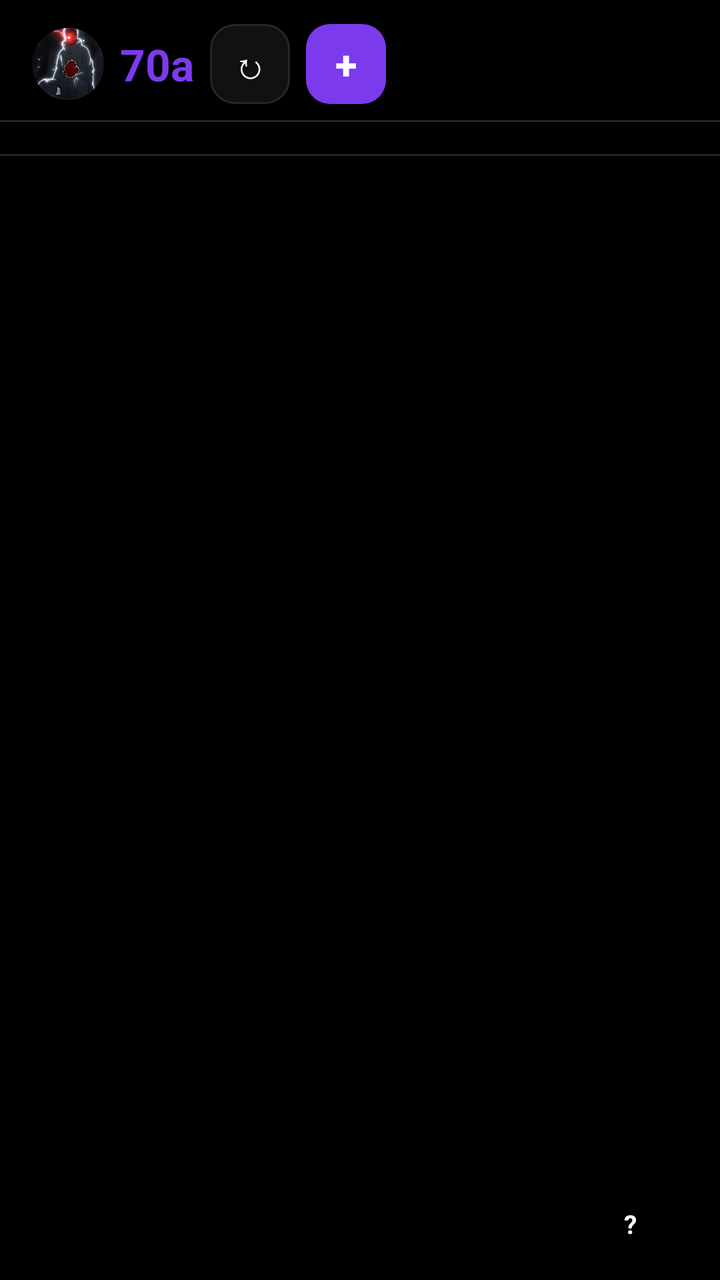
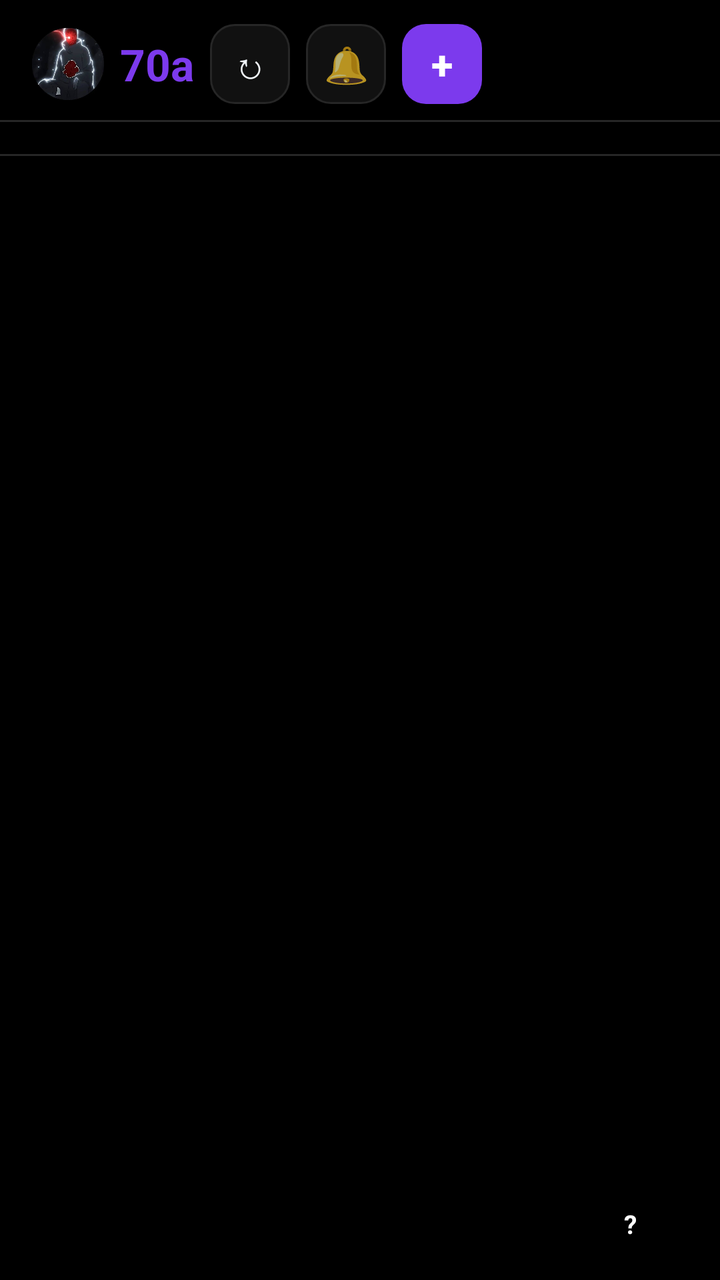

Two renders of the same Android screen: before a commit and after it. Below are the layout's source before the change and the commit's diff.
<!-- AndroidManifest.xml: application theme Theme.PicStory -->
<!-- res/layout/activity_home.xml -->
<?xml version="1.0" encoding="utf-8"?>
<LinearLayout xmlns:android="http://schemas.android.com/apk/res/android"
    android:layout_width="match_parent"
    android:layout_height="match_parent"
    android:background="@color/background"
    android:orientation="vertical">

    
    <LinearLayout
        android:layout_width="match_parent"
        android:layout_height="wrap_content"
        android:gravity="center_vertical"
        android:orientation="horizontal"
        android:paddingStart="16dp"
        android:paddingEnd="16dp"
        android:paddingTop="12dp"
        android:paddingBottom="8dp">

        <ImageView
            android:layout_width="36dp"
            android:layout_height="36dp"
            android:src="@drawable/logo"
            android:contentDescription="70a logo" />

        <TextView
            android:layout_width="wrap_content"
            android:layout_height="wrap_content"
            android:layout_marginStart="8dp"
            android:text="@string/app_name"
            android:textColor="@color/colorPrimary"
            android:textSize="22sp"
            android:textStyle="bold" />

        <TextView
            android:id="@+id/tvStatus"
            android:layout_width="0dp"
            android:layout_height="wrap_content"
            android:layout_marginStart="12dp"
            android:layout_weight="1"
            android:gravity="end"
            android:textColor="@color/textSecondary"
            android:textSize="13sp"
            android:visibility="gone" />

        <Button
            android:id="@+id/btnRefresh"
            android:layout_width="40dp"
            android:layout_height="40dp"
            android:layout_marginStart="8dp"
            android:background="@drawable/edit_bg"
            android:text="↻"
            android:textColor="@color/textPrimary"
            android:textSize="18sp" />

        <Button
            android:id="@+id/btnCreate"
            android:layout_width="40dp"
            android:layout_height="40dp"
            android:layout_marginStart="8dp"
            android:background="@drawable/btn_primary"
            android:text="+"
            android:textColor="@color/white"
            android:textSize="20sp"
            android:textStyle="bold" />
    </LinearLayout>

    <View
        android:layout_width="match_parent"
        android:layout_height="1dp"
        android:background="@color/divider" />

    
    <LinearLayout
        android:id="@+id/tabHome"
        android:layout_width="match_parent"
        android:layout_height="0dp"
        android:layout_weight="1"
        android:orientation="vertical">

        <HorizontalScrollView
            android:layout_width="match_parent"
            android:layout_height="wrap_content"
            android:paddingTop="8dp"
            android:paddingBottom="8dp"
            android:scrollbars="none">

            <LinearLayout
                android:id="@+id/storyRow"
                android:layout_width="wrap_content"
                android:layout_height="wrap_content"
                android:orientation="horizontal"
                android:paddingStart="8dp"
                android:paddingEnd="8dp" />
        </HorizontalScrollView>

        <View
            android:layout_width="match_parent"
            android:layout_height="1dp"
            android:background="@color/divider" />

        <ListView
            android:id="@+id/lvFeed"
            android:layout_width="match_parent"
            android:layout_height="match_parent"
            android:divider="@color/divider"
            android:dividerHeight="1dp" />

        <TextView
            android:id="@+id/tvEmptyFeed"
            android:layout_width="match_parent"
            android:layout_height="match_parent"
            android:gravity="center"
            android:padding="32dp"
            android:text="@string/empty_feed"
            android:textColor="@color/textSecondary"
            android:textSize="15sp"
            android:visibility="gone" />
    </LinearLayout>

    
    <LinearLayout
        android:id="@+id/tabExplore"
        android:layout_width="match_parent"
        android:layout_height="0dp"
        android:layout_weight="1"
        android:orientation="vertical"
        android:visibility="gone">

        <EditText
            android:id="@+id/etSearch"
            android:layout_width="match_parent"
            android:layout_height="52dp"
            android:layout_margin="12dp"
            android:background="@drawable/edit_bg"
            android:hint="@string/search_username"
            android:inputType="text"
            android:paddingStart="16dp"
            android:paddingEnd="16dp"
            android:textColor="@color/textPrimary"
            android:textColorHint="@color/textSecondary" />

        <ListView
            android:id="@+id/lvUsers"
            android:layout_width="match_parent"
            android:layout_height="wrap_content"
            android:divider="@color/divider"
            android:dividerHeight="1dp"
            android:visibility="gone" />

        <TextView
            android:id="@+id/tvNoUsers"
            android:layout_width="match_parent"
            android:layout_height="wrap_content"
            android:gravity="center"
            android:padding="24dp"
            android:text="@string/search_hint"
            android:textColor="@color/textSecondary"
            android:textSize="15sp"
            android:visibility="gone" />
    </LinearLayout>

    
    <ScrollView
        android:id="@+id/tabProfile"
        android:layout_width="match_parent"
        android:layout_height="0dp"
        android:layout_weight="1"
        android:visibility="gone">

        <include layout="@layout/profile_content" />
    </ScrollView>

    
    <LinearLayout
        android:layout_width="match_parent"
        android:layout_height="56dp"
        android:background="@color/surface"
        android:orientation="horizontal">

        <ImageButton
            android:id="@+id/navHome"
            android:layout_width="0dp"
            android:layout_height="match_parent"
            android:layout_weight="1"
            android:background="?android:attr/selectableItemBackground"
            android:contentDescription="Home"
            android:scaleType="centerInside"
            android:src="@drawable/ic_nav_home" />

        <ImageButton
            android:id="@+id/navExplore"
            android:layout_width="0dp"
            android:layout_height="match_parent"
            android:layout_weight="1"
            android:background="?android:attr/selectableItemBackground"
            android:contentDescription="Explore"
            android:scaleType="centerInside"
            android:src="@drawable/ic_nav_search" />

        
        <FrameLayout
            android:id="@+id/navMessages"
            android:layout_width="0dp"
            android:layout_height="match_parent"
            android:layout_weight="1"
            android:background="?android:attr/selectableItemBackground"
            android:contentDescription="Messages">

            <FrameLayout
                android:layout_width="wrap_content"
                android:layout_height="wrap_content"
                android:layout_gravity="center">

                <ImageButton
                    android:id="@+id/ivNavMessages"
                    android:layout_width="40dp"
                    android:layout_height="40dp"
                    android:background="@android:color/transparent"
                    android:clickable="false"
                    android:contentDescription="Messages"
                    android:focusable="false"
                    android:scaleType="centerInside"
                    android:src="@drawable/ic_nav_send" />

                <View
                    android:id="@+id/vUnreadDot"
                    android:layout_width="12dp"
                    android:layout_height="12dp"
                    android:layout_gravity="top|end"
                    android:background="@drawable/dot_red"
                    android:clickable="false"
                    android:visibility="gone" />
            </FrameLayout>
        </FrameLayout>

        <FrameLayout
            android:id="@+id/navProfile"
            android:layout_width="0dp"
            android:layout_height="match_parent"
            android:layout_weight="1"
            android:background="?android:attr/selectableItemBackground"
            android:contentDescription="Profile">

            <TextView
                android:id="@+id/navProfileAvatar"
                android:layout_width="32dp"
                android:layout_height="32dp"
                android:layout_gravity="center"
                android:gravity="center"
                android:text="?"
                android:textColor="@color/white"
                android:textSize="13sp"
                android:textStyle="bold" />

            <ImageView
                android:id="@+id/ivNavProfilePhoto"
                android:layout_width="32dp"
                android:layout_height="32dp"
                android:layout_gravity="center"
                android:contentDescription="Profile photo"
                android:visibility="gone" />
        </FrameLayout>
    </LinearLayout>
</LinearLayout>
<!-- res/layout/profile_content.xml (included above) -->
<?xml version="1.0" encoding="utf-8"?>
<LinearLayout xmlns:android="http://schemas.android.com/apk/res/android"
    android:layout_width="match_parent"
    android:layout_height="wrap_content"
    android:orientation="vertical"
    android:padding="16dp">

    <LinearLayout
        android:layout_width="match_parent"
        android:layout_height="wrap_content"
        android:gravity="center_vertical"
        android:orientation="horizontal">

        <TextView
            android:id="@+id/tvAvatar"
            android:layout_width="72dp"
            android:layout_height="72dp"
            android:background="@drawable/avatar_circle"
            android:gravity="center"
            android:text="?"
            android:textColor="@color/white"
            android:textSize="26sp"
            android:textStyle="bold" />

        <ImageView
            android:id="@+id/ivAvatar"
            android:layout_width="72dp"
            android:layout_height="72dp"
            android:contentDescription="Profile photo"
            android:visibility="gone" />

        <LinearLayout
            android:layout_width="0dp"
            android:layout_height="wrap_content"
            android:layout_marginStart="16dp"
            android:layout_weight="1"
            android:orientation="horizontal">

            <LinearLayout
                android:id="@+id/statPosts"
                android:layout_width="0dp"
                android:layout_height="wrap_content"
                android:layout_weight="1"
                android:gravity="center"
                android:orientation="vertical">

                <TextView
                    android:id="@+id/tvPostsCount"
                    android:layout_width="wrap_content"
                    android:layout_height="wrap_content"
                    android:text="0"
                    android:textColor="@color/textPrimary"
                    android:textSize="18sp"
                    android:textStyle="bold" />

                <TextView
                    android:layout_width="wrap_content"
                    android:layout_height="wrap_content"
                    android:text="@string/posts"
                    android:textColor="@color/textSecondary"
                    android:textSize="13sp" />
            </LinearLayout>

            <LinearLayout
                android:id="@+id/statFollowers"
                android:layout_width="0dp"
                android:layout_height="wrap_content"
                android:layout_weight="1"
                android:gravity="center"
                android:orientation="vertical">

                <TextView
                    android:id="@+id/tvFollowersCount"
                    android:layout_width="wrap_content"
                    android:layout_height="wrap_content"
                    android:text="0"
                    android:textColor="@color/textPrimary"
                    android:textSize="18sp"
                    android:textStyle="bold" />

                <TextView
                    android:layout_width="wrap_content"
                    android:layout_height="wrap_content"
                    android:text="@string/followers"
                    android:textColor="@color/textSecondary"
                    android:textSize="13sp" />
            </LinearLayout>

            <LinearLayout
                android:id="@+id/statFollowing"
                android:layout_width="0dp"
                android:layout_height="wrap_content"
                android:layout_weight="1"
                android:gravity="center"
                android:orientation="vertical">

                <TextView
                    android:id="@+id/tvFollowingCount"
                    android:layout_width="wrap_content"
                    android:layout_height="wrap_content"
                    android:text="0"
                    android:textColor="@color/textPrimary"
                    android:textSize="18sp"
                    android:textStyle="bold" />

                <TextView
                    android:layout_width="wrap_content"
                    android:layout_height="wrap_content"
                    android:text="@string/following"
                    android:textColor="@color/textSecondary"
                    android:textSize="13sp" />
            </LinearLayout>
        </LinearLayout>
    </LinearLayout>

    
    <LinearLayout
        android:layout_width="match_parent"
        android:layout_height="wrap_content"
        android:layout_marginTop="12dp"
        android:orientation="vertical">

        <TextView
            android:id="@+id/tvName"
            android:layout_width="wrap_content"
            android:layout_height="wrap_content"
            android:text=""
            android:textColor="@color/textPrimary"
            android:textSize="18sp"
            android:textStyle="bold" />

        <TextView
            android:id="@+id/tvUsername"
            android:layout_width="wrap_content"
            android:layout_height="wrap_content"
            android:text=""
            android:textColor="@color/textSecondary"
            android:textSize="14sp" />

        <TextView
            android:id="@+id/tvBio"
            android:layout_width="match_parent"
            android:layout_height="wrap_content"
            android:layout_marginTop="6dp"
            android:text=""
            android:textColor="@color/textPrimary"
            android:textSize="14sp" />
    </LinearLayout>

    <Button
        android:id="@+id/btnMusic"
        android:layout_width="wrap_content"
        android:layout_height="44dp"
        android:layout_marginTop="12dp"
        android:background="@drawable/edit_bg"
        android:text="▶ Play music"
        android:textColor="@color/textPrimary"
        android:textStyle="bold"
        android:visibility="gone" />

    <LinearLayout
        android:layout_width="match_parent"
        android:layout_height="wrap_content"
        android:layout_marginTop="12dp"
        android:orientation="horizontal">

        <Button
            android:id="@+id/btnFollow"
            android:layout_width="0dp"
            android:layout_height="44dp"
            android:layout_weight="1"
            android:background="@drawable/btn_primary"
            android:text="@string/follow"
            android:textColor="@color/white"
            android:textStyle="bold"
            android:visibility="gone" />

        <Button
            android:id="@+id/btnMessage"
            android:layout_width="0dp"
            android:layout_height="44dp"
            android:layout_marginStart="8dp"
            android:layout_weight="1"
            android:background="@drawable/btn_primary"
            android:text="✉ Message"
            android:textColor="@color/white"
            android:textStyle="bold"
            android:visibility="gone" />

        <Button
            android:id="@+id/btnEditProfile"
            android:layout_width="0dp"
            android:layout_height="44dp"
            android:layout_weight="1"
            android:background="@drawable/edit_bg"
            android:text="@string/edit_profile"
            android:textColor="@color/textPrimary"
            android:textStyle="bold"
            android:visibility="gone" />

        <Button
            android:id="@+id/btnNewHighlight"
            android:layout_width="0dp"
            android:layout_height="44dp"
            android:layout_marginStart="8dp"
            android:layout_weight="1"
            android:background="@drawable/edit_bg"
            android:text="@string/new_highlight"
            android:textColor="@color/textPrimary"
            android:textStyle="bold"
            android:visibility="gone" />
    </LinearLayout>

    <LinearLayout
        android:layout_width="match_parent"
        android:layout_height="wrap_content"
        android:layout_marginTop="8dp"
        android:orientation="horizontal">

        <Button
            android:id="@+id/btnSettings"
            android:layout_width="0dp"
            android:layout_height="44dp"
            android:layout_weight="1"
            android:background="@drawable/edit_bg"
            android:text="@string/settings"
            android:textColor="@color/textPrimary"
            android:textStyle="bold"
            android:visibility="gone" />

        <Button
            android:id="@+id/btnLogout"
            android:layout_width="0dp"
            android:layout_height="44dp"
            android:layout_marginStart="8dp"
            android:layout_weight="1"
            android:background="@drawable/edit_bg"
            android:text="@string/logout"
            android:textColor="@color/danger"
            android:textStyle="bold"
            android:visibility="gone" />
    </LinearLayout>

    <TextView
        android:layout_width="wrap_content"
        android:layout_height="wrap_content"
        android:layout_marginTop="20dp"
        android:text="@string/highlights"
        android:textColor="@color/textPrimary"
        android:textSize="15sp"
        android:textStyle="bold" />

    <HorizontalScrollView
        android:layout_width="match_parent"
        android:layout_height="wrap_content"
        android:layout_marginTop="8dp"
        android:scrollbars="none">

        <LinearLayout
            android:id="@+id/highlightsRow"
            android:layout_width="wrap_content"
            android:layout_height="wrap_content"
            android:orientation="horizontal" />
    </HorizontalScrollView>

    <TextView
        android:id="@+id/tvNoHighlights"
        android:layout_width="match_parent"
        android:layout_height="wrap_content"
        android:layout_marginTop="4dp"
        android:text="@string/no_highlights"
        android:textColor="@color/textSecondary"
        android:textSize="13sp"
        android:visibility="gone" />

    <TextView
        android:layout_width="wrap_content"
        android:layout_height="wrap_content"
        android:layout_marginTop="20dp"
        android:text="@string/posts_title"
        android:textColor="@color/textPrimary"
        android:textSize="15sp"
        android:textStyle="bold" />

    <GridView
        android:id="@+id/gvPosts"
        android:layout_width="match_parent"
        android:layout_height="wrap_content"
        android:layout_marginTop="8dp"
        android:horizontalSpacing="2dp"
        android:numColumns="3"
        android:scrollbars="none"
        android:stretchMode="columnWidth"
        android:verticalSpacing="2dp" />

    <TextView
        android:id="@+id/tvEmptyPosts"
        android:layout_width="match_parent"
        android:layout_height="wrap_content"
        android:gravity="center"
        android:padding="24dp"
        android:text="@string/no_posts"
        android:textColor="@color/textSecondary"
        android:textSize="14sp"
        android:visibility="gone" />
</LinearLayout>
<!-- resources referenced by this layout -->
<resources>
  <color name="background">#000000</color>
  <color name="colorPrimary">#7C3AED</color>
  <color name="danger">#F87171</color>
  <color name="divider">#262626</color>
  <color name="surface">#000000</color>
  <color name="textPrimary">#F1F5F9</color>
  <color name="textSecondary">#94A3B8</color>
  <color name="white">#FFFFFF</color>
  <!-- drawable avatar_circle (drawable) -->
  <?xml version="1.0" encoding="utf-8"?>
  <shape xmlns:android="http://schemas.android.com/apk/res/android"
      android:shape="oval">
      <solid android:color="@color/colorPrimary" />
  </shape>
  <!-- drawable btn_primary (drawable) -->
  <?xml version="1.0" encoding="utf-8"?>
  <shape xmlns:android="http://schemas.android.com/apk/res/android"
      android:shape="rectangle">
      <solid android:color="@color/colorPrimary" />
      <corners android:radius="12dp" />
  </shape>
  <!-- drawable dot_red (drawable) -->
  <?xml version="1.0" encoding="utf-8"?>
  <shape xmlns:android="http://schemas.android.com/apk/res/android"
      android:shape="oval">
      <solid android:color="@color/danger" />
  </shape>
  <!-- drawable edit_bg (drawable) -->
  <?xml version="1.0" encoding="utf-8"?>
  <shape xmlns:android="http://schemas.android.com/apk/res/android"
      android:shape="rectangle">
      <solid android:color="@color/card" />
      <stroke android:width="1dp" android:color="@color/divider" />
      <corners android:radius="12dp" />
  </shape>
  <!-- drawable ic_nav_home (drawable) -->
  <?xml version="1.0" encoding="utf-8"?>
  <vector xmlns:android="http://schemas.android.com/apk/res/android"
      android:width="28dp"
      android:height="28dp"
      android:viewportWidth="24"
      android:viewportHeight="24">
      <path
          android:fillColor="#000000"
          android:pathData="M12,3 L22,11 L20.5,12.5 L19,11.2 V21 H14.5 V14.5 H9.5 V21 H5 V11.2 L3.5,12.5 L2,11 Z" />
  </vector>
  <!-- drawable ic_nav_send (drawable) -->
  <?xml version="1.0" encoding="utf-8"?>
  <vector xmlns:android="http://schemas.android.com/apk/res/android"
      android:width="28dp"
      android:height="28dp"
      android:viewportWidth="24"
      android:viewportHeight="24">
      <path
          android:fillColor="#000000"
          android:pathData="M2.5,21.5 L22.5,12 L2.5,2.5 L2.5,10 L17,12 L2.5,14 Z" />
  </vector>
  <string name="app_name">70a</string>
  <string name="edit_profile">Edit Profile</string>
  <string name="empty_feed">Follow people to see their photos — try Explore.</string>
  <string name="follow">Follow</string>
  <string name="followers">followers</string>
  <string name="following">following</string>
  <string name="highlights">Highlights</string>
  <string name="logout">Log Out</string>
  <string name="new_highlight">New Highlight</string>
  <string name="no_highlights">No highlights yet — save your stories into one.</string>
  <string name="no_posts">No posts yet.</string>
  <string name="posts">posts</string>
  <string name="posts_title">Posts</string>
  <string name="search_hint">Type a username to search for people</string>
  <string name="search_username">Search username</string>
  <string name="settings">Settings</string>
  <color name="card">#111111</color>
  <color name="colorPrimaryDark">#5B21B6</color>
  <color name="colorAccent">#FBBF24</color>
  <!-- unchanged entries left out for length: 3 -->
</resources>

<!-- the commit's change to res/layout/activity_home.xml (unified diff, before → after) -->
@@ -51,6 +51,37 @@
             android:text="↻"
             android:textColor="@color/textPrimary"
             android:textSize="18sp" />
+
+        
+        <FrameLayout
+            android:id="@+id/flBell"
+            android:layout_width="40dp"
+            android:layout_height="40dp"
+            android:layout_marginStart="8dp"
+            android:background="@drawable/edit_bg"
+            android:contentDescription="Notifications">
+
+            <TextView
+                android:id="@+id/tvBell"
+                android:layout_width="40dp"
+                android:layout_height="40dp"
+                android:gravity="center"
+                android:text="🔔"
+                android:textSize="18sp" />
+
+            <TextView
+                android:id="@+id/tvNotifBadge"
+                android:layout_width="18dp"
+                android:layout_height="18dp"
+                android:layout_gravity="top|end"
+                android:background="@drawable/badge_red"
+                android:gravity="center"
+                android:text="0"
+                android:textColor="@color/white"
+                android:textSize="10sp"
+                android:textStyle="bold"
+                android:visibility="gone" />
+        </FrameLayout>
 
         <Button
             android:id="@+id/btnCreate"
@@ -125,6 +156,25 @@
         android:layout_weight="1"
         android:orientation="vertical"
         android:visibility="gone">
+
+        <TextView
+            android:layout_width="match_parent"
+            android:layout_height="wrap_content"
+            android:layout_marginStart="16dp"
+            android:layout_marginTop="16dp"
+            android:text="@string/search_title"
+            android:textColor="@color/textPrimary"
+            android:textSize="20sp"
+            android:textStyle="bold" />
+
+        <TextView
+            android:layout_width="match_parent"
+            android:layout_height="wrap_content"
+            android:layout_marginStart="16dp"
+            android:layout_marginTop="4dp"
+            android:text="@string/search_hint"
+            android:textColor="@color/textSecondary"
+            android:textSize="14sp" />
 
         <EditText
             android:id="@+id/etSearch"
<!-- resource entries referenced after the edit -->
@@ -13,6 +13,13 @@
   <shape xmlns:android="http://schemas.android.com/apk/res/android"
       android:shape="oval">
       <solid android:color="@color/colorPrimary" />
+  </shape>
+  <!-- drawable badge_red (drawable) -->
+  <?xml version="1.0" encoding="utf-8"?>
+  <shape xmlns:android="http://schemas.android.com/apk/res/android"
+      android:shape="rectangle">
+      <solid android:color="@color/danger" />
+      <corners android:radius="12dp" />
   </shape>
   <!-- drawable btn_primary (drawable) -->
   <?xml version="1.0" encoding="utf-8"?>
@@ -70,7 +77,8 @@
   <string name="no_posts">No posts yet.</string>
   <string name="posts">posts</string>
   <string name="posts_title">Posts</string>
-  <string name="search_hint">Type a username to search for people</string>
+  <string name="search_hint">Type a username or name to find people</string>
+  <string name="search_title">Search people</string>
   <string name="search_username">Search username</string>
   <string name="settings">Settings</string>
   <color name="card">#111111</color>
